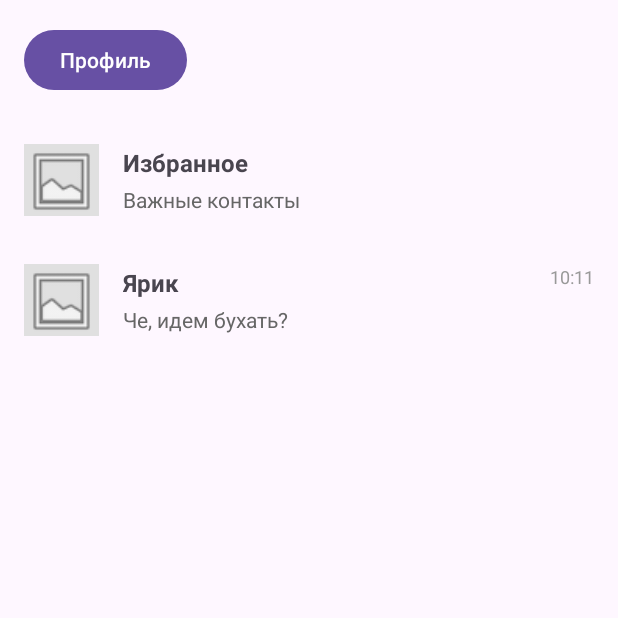
After one commit to Dimkatf/Messanger, an Android app: the Chats screen opened directly, with no data from a screen before it, on a phone screen of 412 x 824 dp, the top half of it. The commit adds this screen. Run offline under Robolectric (Android 15) with nearby library versions, the phone set to English and light mode, and no system bars.

Commit message:
Сохранение аккауна + начало создания чатов

```diff
--- a/app/src/main/AndroidManifest.xml
+++ b/app/src/main/AndroidManifest.xml
@@ -25,6 +25,7 @@
         <activity android:name=".Screen_registration"></activity>
         <activity android:name=".MainScreen"></activity>
         <activity android:name=".ChangeDataScreen"></activity>
+        <activity android:name=".Chats"></activity>
     </application>
     <uses-permission android:name="android.permission.INTERNET" />
     <uses-permission android:name="android.permission.READ_EXTERNAL_STORAGE" />
--- /dev/null
+++ b/app/src/main/java/com/example/messager/Chat.java
@@ -0,0 +1,16 @@
+package com.example.messager;
+
+public class Chat {
+    private String name;
+    private String lastMessage;
+    private String time;
+
+    public Chat(String name, String lastMessage, String time){
+        this.name = name;
+        this.lastMessage = lastMessage;
+        this.time = time;
+    }
+    public String getName() {return name;}
+    public String getLastMessage() {return lastMessage;}
+    public String getTime() {return time;}
+}
--- /dev/null
+++ b/app/src/main/java/com/example/messager/ChatAdapter.java
@@ -0,0 +1,47 @@
+package com.example.messager;
+
+import android.view.LayoutInflater;
+import android.view.View;
+import android.view.ViewGroup;
+import android.widget.TextView;
+
+import androidx.annotation.NonNull;
+import androidx.recyclerview.widget.RecyclerView;
+
+import java.util.List;
+
+public class ChatAdapter extends RecyclerView.Adapter<ChatAdapter.ChatViewHolder> {
+    private List<Chat> chatList;
+    public ChatAdapter(List<Chat> chatList){
+        this.chatList = chatList;
+    }
+    @NonNull
+    @Override
+    public ChatViewHolder onCreateViewHolder(@NonNull ViewGroup parent, int viewType){
+        View view = LayoutInflater.from(parent.getContext())
+                .inflate(R.layout.item_chat, parent, false);
+        return new ChatViewHolder(view);
+    }
+
+    @Override
+    public void onBindViewHolder(@NonNull ChatViewHolder holder, int position){
+        Chat chat = chatList.get(position);
+        holder.chatName.setText(chat.getName());
+        holder.lastMessage.setText(chat.getLastMessage());
+        holder.time.setText(chat.getTime());
+    }
+    @Override
+    public int getItemCount(){
+        return chatList.size();
+    }
+
+    static class ChatViewHolder extends RecyclerView.ViewHolder{
+        TextView chatName, lastMessage, time;
+        public ChatViewHolder(@NonNull View itemView){
+            super(itemView);
+            chatName = itemView.findViewById(R.id.chatName);
+            lastMessage = itemView.findViewById(R.id.lastMessage);
+            time = itemView.findViewById(R.id.time);
+        }
+    }
+}
--- /dev/null
+++ b/app/src/main/java/com/example/messager/Chats.java
@@ -0,0 +1,49 @@
+package com.example.messager;
+
+import android.content.Intent;
+import android.os.Bundle;
+import android.widget.Button;
+
+import androidx.activity.EdgeToEdge;
+import androidx.appcompat.app.AppCompatActivity;
+import androidx.core.graphics.Insets;
+import androidx.core.view.ViewCompat;
+import androidx.core.view.WindowInsetsCompat;
+import androidx.recyclerview.widget.LinearLayoutManager;
+import androidx.recyclerview.widget.RecyclerView;
+
+import java.util.ArrayList;
+import java.util.List;
+
+public class Chats extends AppCompatActivity {
+    private Button profileBtn;
+    private RecyclerView chatsRecyclerView;
+    private ChatAdapter chatAdapter;
+    @Override
+    protected void onCreate(Bundle savedInstanceState) {
+        super.onCreate(savedInstanceState);
+        EdgeToEdge.enable(this);
+        setContentView(R.layout.chats);
+        ViewCompat.setOnApplyWindowInsetsListener(findViewById(R.id.chat_activity), (v, insets) -> {
+            Insets systemBars = insets.getInsets(WindowInsetsCompat.Type.systemBars());
+            v.setPadding(systemBars.left, systemBars.top, systemBars.right, systemBars.bottom);
+            return insets;
+        });
+        profileBtn = findViewById(R.id.profile);
+        profileBtn.setOnClickListener(v -> {
+            Intent intent = new Intent(this, MainScreen.class);
+            startActivity(intent);
+            finish();
+        });
+        chatsRecyclerView = findViewById(R.id.chatsRecyclerView);
+        chatsRecyclerView.setLayoutManager(new LinearLayoutManager(this));
+
+        List<Chat> chatList = new ArrayList<>();
+        chatList.add(new Chat("Избранное", "Важные контакты", ""));
+        chatList.add(new Chat("Ярик", "Че, идем бухать?", "10:11"));
+
+        chatAdapter = new ChatAdapter(chatList);
+        chatsRecyclerView.setAdapter(chatAdapter);
+
+    }
+}
--- /dev/null
+++ b/app/src/main/res/layout/chats.xml
@@ -0,0 +1,24 @@
+<?xml version="1.0" encoding="utf-8"?>
+<LinearLayout xmlns:android="http://schemas.android.com/apk/res/android"
+    android:id="@+id/chat_activity"
+    android:layout_width="match_parent"
+    android:layout_height="match_parent"
+    android:orientation="vertical">
+
+    <!-- Кнопка профиля -->
+
+    <!-- Список чатов -->
+    <Button
+        android:id="@+id/profile"
+        android:layout_width="wrap_content"
+        android:layout_height="wrap_content"
+        android:layout_margin="16dp"
+        android:text="Профиль" />
+
+    <androidx.recyclerview.widget.RecyclerView
+        android:id="@+id/chatsRecyclerView"
+        android:layout_width="match_parent"
+        android:layout_height="0dp"
+        android:layout_weight="1" />
+
+</LinearLayout>
--- /dev/null
+++ b/app/src/main/res/layout/item_chat.xml
@@ -0,0 +1,51 @@
+<?xml version="1.0" encoding="utf-8"?>
+<LinearLayout xmlns:android="http://schemas.android.com/apk/res/android"
+    android:layout_width="match_parent"
+    android:layout_height="80dp"
+    android:orientation="horizontal"
+    android:padding="16dp"
+    android:background="?android:attr/selectableItemBackground">
+
+    <ImageView
+        android:layout_width="50dp"
+        android:layout_height="50dp"
+        android:src="@android:drawable/ic_menu_gallery"
+        android:background="#E0E0E0"
+        android:scaleType="centerCrop" />
+
+    <LinearLayout
+        android:layout_width="0dp"
+        android:layout_height="match_parent"
+        android:layout_weight="1"
+        android:layout_marginStart="16dp"
+        android:orientation="vertical"
+        android:gravity="center_vertical">
+
+        <TextView
+            android:id="@+id/chatName"
+            android:layout_width="match_parent"
+            android:layout_height="wrap_content"
+            android:text="Название чата"
+            android:textSize="16sp"
+            android:textStyle="bold" />
+
+        <TextView
+            android:id="@+id/lastMessage"
+            android:layout_width="match_parent"
+            android:layout_height="wrap_content"
+            android:text="Последнее сообщение..."
+            android:textSize="14sp"
+            android:textColor="#666"
+            android:layout_marginTop="4dp" />
+
+    </LinearLayout>
+
+    <TextView
+        android:id="@+id/time"
+        android:layout_width="wrap_content"
+        android:layout_height="wrap_content"
+        android:text="12:30"
+        android:textSize="12sp"
+        android:textColor="#999" />
+
+</LinearLayout>
```
Also changed, not shown: app/src/main/java/com/example/messager/MainActivity.java (+30 -1 lines), app/src/main/java/com/example/messager/MainScreen.java (+25 -3 lines), app/src/main/res/layout/main_screen.xml (+25 -4 lines).
